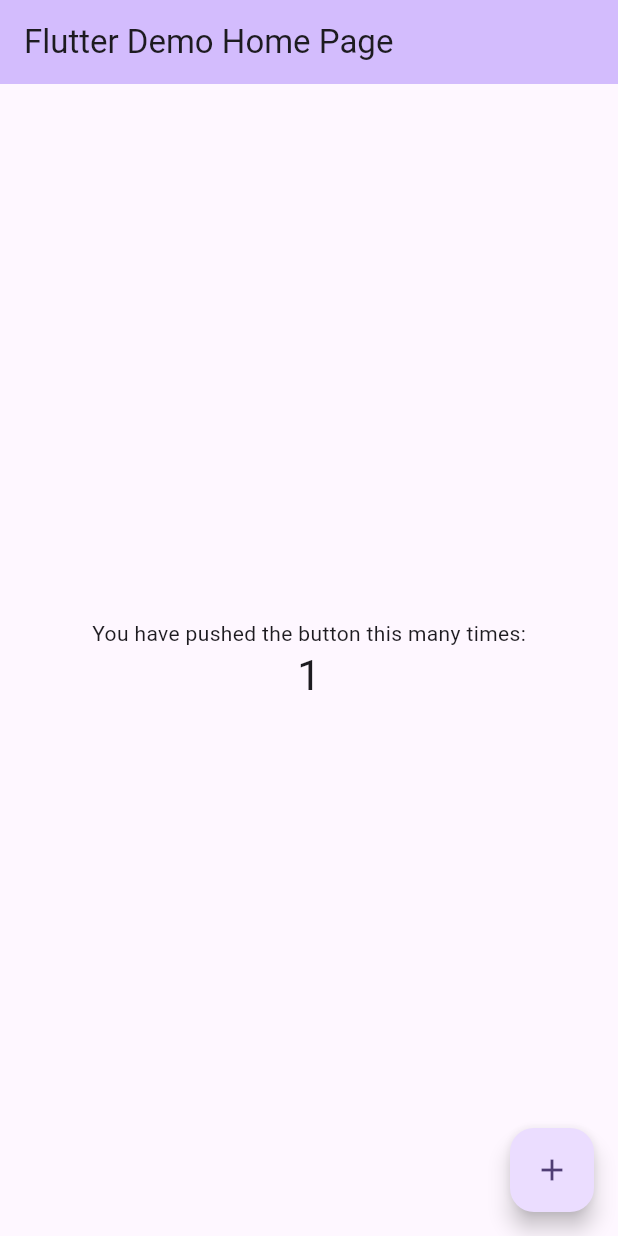
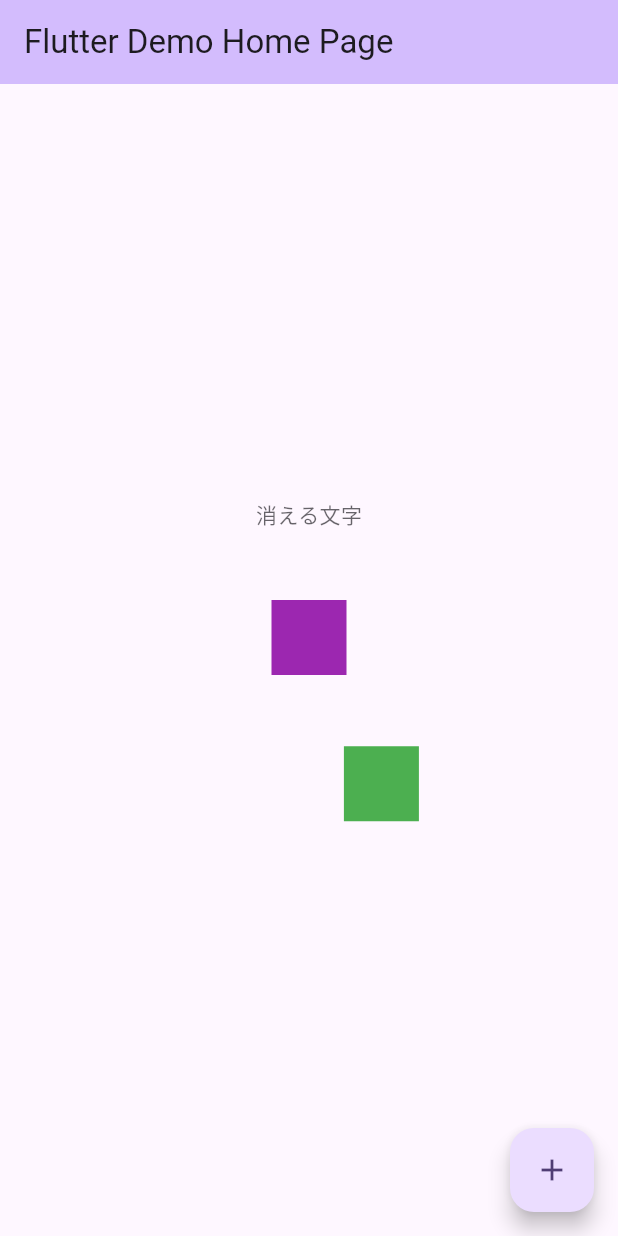
Before and after one commit to eltociear/flutter_practice, a Flutter app: the screen it shows after launch, after a tap on the "add" icon, on a phone screen of 412 x 824 dp. Run offline on Flutter 3.47's test engine with Material 3 defaults, Android fonts, the phone set to English and light mode, and no system bars.

```diff
--- a/hello_world/lib/main.dart
+++ b/hello_world/lib/main.dart
@@ -30,11 +30,12 @@ class MyHomePage extends StatefulWidget {
 }
 
 class _MyHomePageState extends State<MyHomePage> {
-  int _counter = 0;
+  bool _flag = false;
 
-  void _incrementCounter() {
+  // ボタン押下時にフラグ切り替え
+  _click() async {
     setState(() {
-      _counter++;
+      _flag = !_flag;
     });
   }
 
@@ -49,19 +50,38 @@ class _MyHomePageState extends State<MyHomePage> {
         child: Column(
           mainAxisAlignment: MainAxisAlignment.center,
           children: <Widget>[
-            const Text(
-              'You have pushed the button this many times:',
+            AnimatedOpacity(
+              opacity: _flag ? 0.1 : 1.0,
+              duration: const Duration(seconds: 3),
+              child: Text(
+                '消える文字',
+                // style: Theme.of(context).textTheme.headline4,
+              )
             ),
-            Text(
-              '$_counter',
-              style: Theme.of(context).textTheme.headlineMedium,
+            AnimatedSize(
+              duration: const Duration(seconds: 3),
+              child: SizedBox(
+                width: _flag ? 50 : 200,
+                height: _flag ? 50 : 200,
+                child: Container(
+                  color: Colors.purple,
+                )
+              ),
             ),
+            AnimatedAlign(
+              duration: const Duration(seconds: 3),
+              alignment: _flag ? Alignment.topLeft : Alignment.bottomRight,
+              child: SizedBox(
+                width: 50,
+                height: 50,
+                child: Container(color: Colors.green,),
+              ),
+            )
           ],
         ),
       ),
       floatingActionButton: FloatingActionButton(
-        onPressed: _incrementCounter,
-        tooltip: 'Increment',
+        onPressed: _click,
         child: const Icon(Icons.add),
       ),
     );
```
